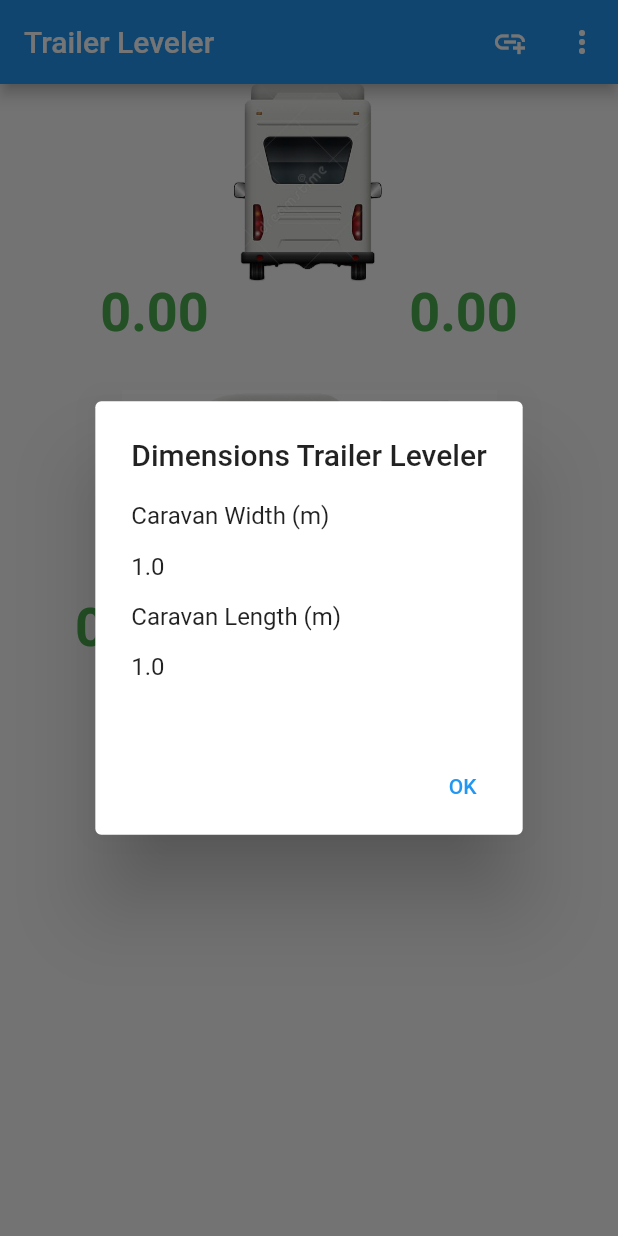
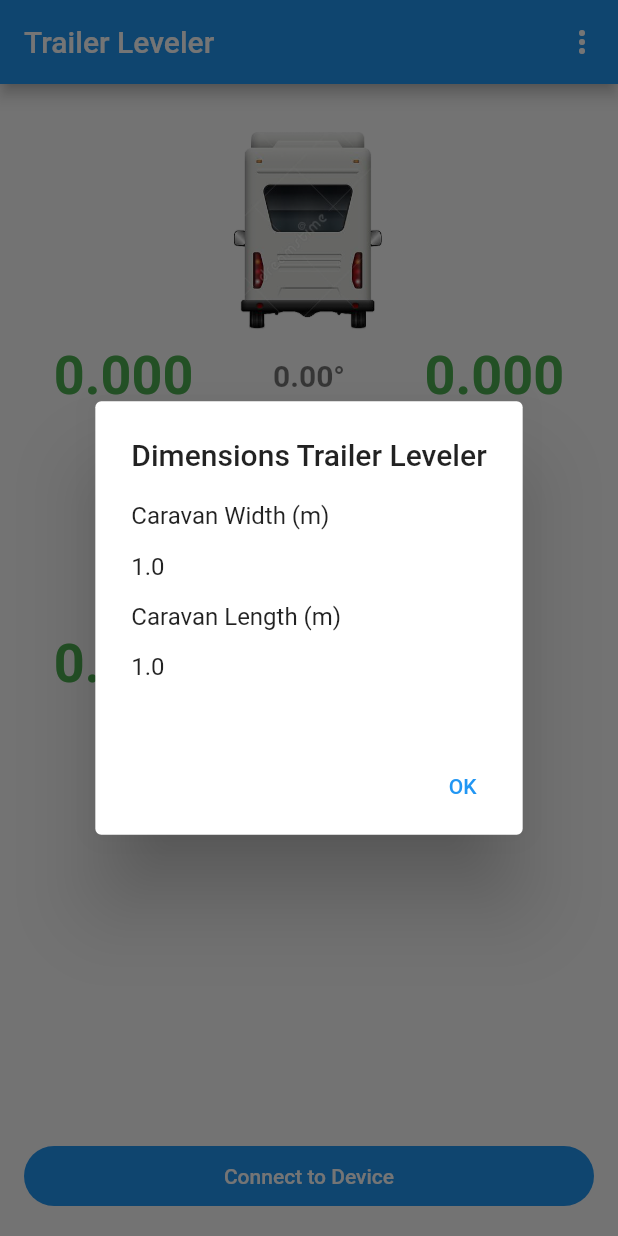
Before and after one commit to kanestoboi/TrailerLeveler-App, a Flutter app: the screen it shows after launch, on a phone screen of 412 x 824 dp. Run offline on Flutter 3.47's test engine with Material 2 defaults, Android fonts, the light colour scheme and no system bars; our stand-ins replace flutter_blue_plus, fluttertoast, permission_handler, shared_preferences, wakelock; missing offline and left inert: shared_preferences_web, wakelock_web.

Commit message:
Angles added to angles page. Connect to device button now on buttom of screen

```diff
--- a/lib/angles_page.dart
+++ b/lib/angles_page.dart
@@ -34,6 +34,8 @@ class PageState extends State<AnglesPage> {
   String batterySymbol = "\u{1F50B}";
 
   String horizontalReference = 'right';
+
+  bool deviceConnected = false;
 
   // save in the state for caching!
   late SharedPreferences _sharedPreferences;
@@ -101,13 +103,12 @@ class PageState extends State<AnglesPage> {
                       title: const Text('Trailer Leveler'),
                       actions: <Widget>[
                         getBatteryLevelWidget(),
-                        bluetoothDeviceWidget(),
                         menuWidget(),
                       ]))
 
           // StreamBuilder
           ),
-      body: LevelIndicatorWidget(),
+      body: getLevelIndicatorWidget(),
     );
   }
 
@@ -154,7 +155,12 @@ class PageState extends State<AnglesPage> {
           _batteryLevel = value['batteryLevel'];
         }
         if (value['connected'] != null) {
+          if (value['connected'] == 1.0) {
+            deviceConnected = true;
+          } else {
+            deviceConnected = false;
             _showDisconnectedDialog();
+          }
         }
       });
     });
@@ -187,34 +193,130 @@ class PageState extends State<AnglesPage> {
     );
   }
 
-  Widget LevelIndicatorWidget() {
-    return Center(
+  Widget getLevelIndicatorWidget() {
+    return Stack(
+      children: [
+        Center(
           child: Column(
             children: [
-        Center(
+              Padding(
+                  padding: EdgeInsets.fromLTRB(
+                      16.0, 32.0, 16.0, 10.0), // left, top, right, bottom
+                  child: Center(
                     child: Transform.rotate(
                       angle: pi / 180.0 * (_xAngle - _xAngleCalibration),
-                child: Image.asset('images/camper_rear.png', width: 100))),
-        Row(children: <Widget>[
-          Expanded(child: getLeftHeightStringWidget()),
-          Expanded(child: getRightHeightStringWidget()),
-        ]),
+                      child: Image.asset('images/camper_rear.png', width: 100),
+                    ),
+                  )),
+              Row(
+                children: <Widget>[
+                  Expanded(
+                    child: getLeftHeightStringWidget(),
+                    flex: 2,
+                  ),
+                  Expanded(
+                    child: getXAngleStringWidget(),
+                    flex: 1,
+                  ),
+                  Expanded(
+                    child: getRightHeightStringWidget(),
+                    flex: 2,
+                  ),
+                ],
+              ),
               Padding(
-          padding: const EdgeInsets.all(30.0),
+                padding: const EdgeInsets.fromLTRB(
+                    16.0, 32.0, 16.0, 10.0), // left, top, right, bottom
                 child: Center(
                   child: Transform.rotate(
                     angle: pi / 180 * (_yAngle - _yAngleCalibration) * -1,
-                  child: Image.asset('images/camper_side.png', width: 250))),
+                    child: Image.asset('images/camper_side.png', width: 250),
                   ),
-        Row(children: <Widget>[
+                ),
+              ),
+              Row(
+                children: <Widget>[
                   Expanded(
+                    child: getJockyHeightWidget(),
+                    flex: 2,
+                  ),
+                  Expanded(
+                    child: getYAngleStringWidget(),
+                    flex: 1,
+                  ),
+                  const Expanded(
+                    child: SizedBox(),
+                    flex: 2,
+                  )
+                ],
+              ),
+            ],
+          ),
+        ),
+        Positioned(
+          bottom: 0,
+          left: 0,
+          right: 0,
           child: Padding(
-            padding: const EdgeInsets.fromLTRB(50.0, 0, 0, 0),
-            child: getJockyHeightWidget(),
-          )),
-        ]),
+              padding:
+                  const EdgeInsets.all(16.0), // Adjust the padding as needed
+              child: getConnectToDeviceWidget()),
+        ),
       ],
-    ));
+    );
+  }
+
+  Widget getConnectToDeviceWidget() {
+    return !deviceConnected
+        ? FilledButton(
+            onPressed: _navigateToBluetoothDevicesPage,
+            child: const Text('Connect to Device'),
+          )
+        : SizedBox();
+  }
+
+  Widget getXAngleStringWidget() {
+    var format = NumberFormat("##0.00", "en_US");
+
+    String angleString;
+    Color textColor = Colors.black54;
+
+    double adjustedAngle = (_xAngle - _xAngleCalibration);
+    double roundedAngle = (adjustedAngle / 0.05).round() * 0.05;
+
+    angleString = '${format.format(roundedAngle)}°';
+
+    return Text(
+      angleString,
+      textAlign: TextAlign.center,
+      style: TextStyle(
+        fontSize: 20,
+        color: textColor,
+        fontWeight: FontWeight.bold,
+      ),
+    );
+  }
+
+  Widget getYAngleStringWidget() {
+    var format = NumberFormat("##0.00", "en_US");
+
+    String angleString;
+    Color textColor = Colors.black54;
+
+    double adjustedAngle = (_yAngle - _yAngleCalibration);
+    double roundedAngle = (adjustedAngle / 0.05).round() * 0.05;
+
+    angleString = '${format.format(roundedAngle)}°';
+
+    return Text(
+      angleString,
+      textAlign: TextAlign.center,
+      style: TextStyle(
+        fontSize: 20,
+        color: textColor,
+        fontWeight: FontWeight.bold,
+      ),
+    );
   }
 
   Widget getLeftHeightStringWidget() {
@@ -238,7 +340,7 @@ class PageState extends State<AnglesPage> {
     } else if (height < 0) {
       heightString = '$upArrow ${format.format(height.abs())}';
     } else {
-      heightString = '0.00';
+      heightString = '0.000';
       textColor = Colors.green;
     }
 
@@ -259,7 +361,7 @@ class PageState extends State<AnglesPage> {
       height = 0.0;
     }
 
-    var format = NumberFormat("##0.000", "en_US");
+    var format = NumberFormat("##0.00", "en_US");
 
     String heightString;
     Color textColor = Colors.red;
@@ -269,7 +371,7 @@ class PageState extends State<AnglesPage> {
     } else if (height > 0) {
       heightString = '$upArrow ${format.format(height.abs())}';
     } else {
-      heightString = '0.00';
+      heightString = '0.000';
       textColor = Colors.green;
     }
 
@@ -296,13 +398,13 @@ class PageState extends State<AnglesPage> {
     } else if (height < 0) {
       heightString = '$upArrow ${format.format(height.abs())}';
     } else {
-      heightString = '0.00';
+      heightString = '0.000';
       textColor = Colors.green;
     }
 
     return Text(
       heightString,
-      textAlign: TextAlign.left,
+      textAlign: TextAlign.center,
       style: TextStyle(
           fontSize: 36, color: textColor, fontWeight: FontWeight.bold),
     );
--- a/lib/bluetooth_devices.dart
+++ b/lib/bluetooth_devices.dart
@@ -200,6 +200,12 @@ class _BluetoothDevicesState extends State<BluetoothDevices> {
       return;
     }
 
+    var obj = {
+      "connected": 1.0,
+    };
+
+    _streamController.sink.add(obj);
+
     List<BluetoothService> services = await device.discoverServices();
 
     BluetoothCharacteristic? accelerationDataCharacteristic;
@@ -352,8 +358,6 @@ class _BluetoothDevicesState extends State<BluetoothDevices> {
       switch (connectionState) {
         case BluetoothConnectionState.disconnected:
           await device.disconnect();
-          device.clearGattCache();
-          await device.removeBond();
 
           var obj = {
             "connected": 0.0,
```
Lines whose indentation alone changed are shown as unchanged.
